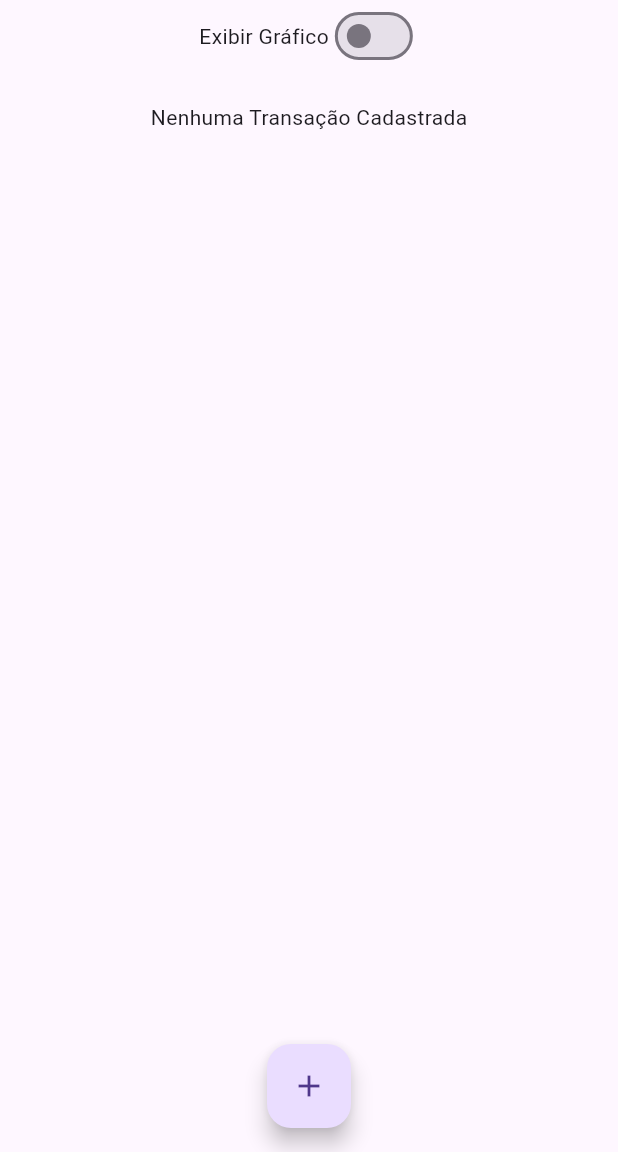
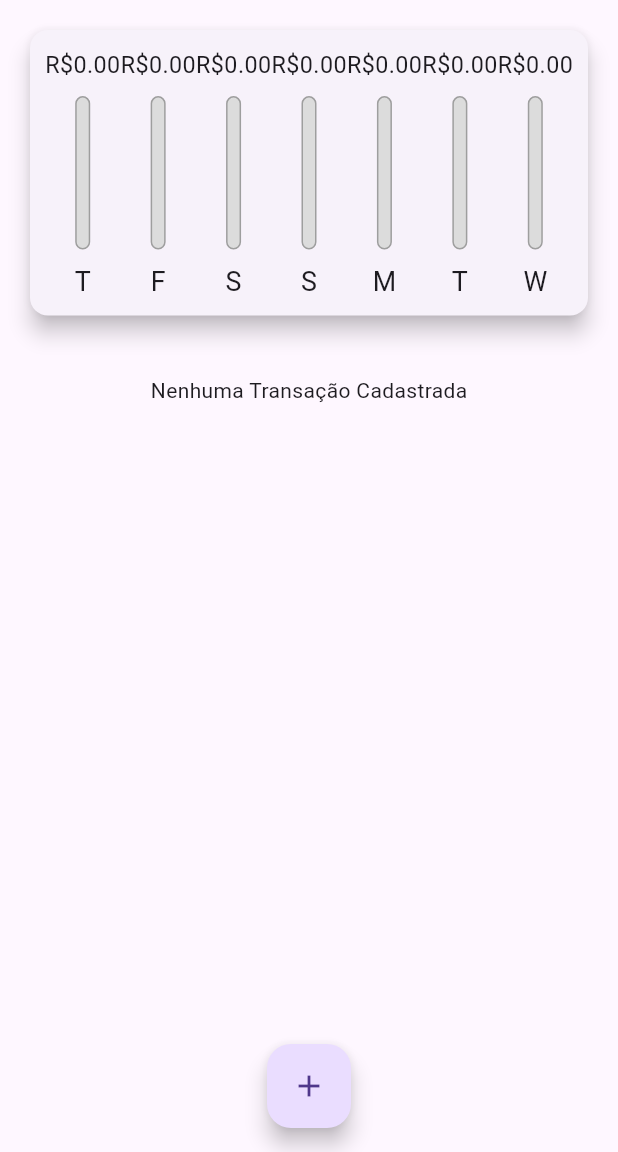
Before and after one commit to wendelfilipe/Flutter, a Flutter app: the screen it shows after launch, on a phone screen of 412 x 824 dp, the part 84-1236 px from its top. Run offline on Flutter 3.47's test engine with Material 3 defaults, Android fonts, the phone set to English and light mode, and no system bars; missing offline and left inert: dart:ffi; Roboto replaces fonts that are missing (OpenSans).

Commit message:
update master

```diff
--- a/lib/components/transaction_list.dart
+++ b/lib/components/transaction_list.dart
@@ -11,15 +11,17 @@
   @override
   Widget build(BuildContext context) {
     return transactions.isEmpty
-        ? const Column(
+        ? LayoutBuilder(builder: (context, constraints) {
+            return const Column(
               children: <Widget>[
                 SizedBox(height: 20),
                 Text('Nenhuma Transação Cadastrada')
               ],
-          )
+            );
+          })
         : ListView.builder(
             itemCount: transactions.length,
-            itemBuilder: (ctx, index){
+            itemBuilder: (ctx, index) {
               final tr = transactions[index];
               return Card(
                 elevation: 5,
--- a/lib/main.dart
+++ b/lib/main.dart
@@ -101,12 +101,23 @@
 
   @override
   Widget build(BuildContext context) {
+    bool isLandScape =
+        MediaQuery.of(context).orientation == Orientation.landscape;
+
     final appBar = AppBar(
       title: const Text('Despesas Pessoais'),
       actions: <Widget>[
+        if (isLandScape)
+          IconButton(
+              onPressed: () {
+                setState(() {
+                  _showChart = !_showChart;
+                });
+              },
+              icon: Icon(_showChart ? Icons.list : Icons.show_chart)),
         IconButton(
             onPressed: () => _openTransactionFormModal(context),
-            icon: const Icon(Icons.add))
+            icon: const Icon(Icons.add)),
       ],
       backgroundColor: Theme.of(context).primaryColor,
     );
@@ -121,24 +132,25 @@
         child: Column(
           crossAxisAlignment: CrossAxisAlignment.stretch,
           children: [
+            if (isLandScape)
               Row(
                 mainAxisAlignment: MainAxisAlignment.center,
                 children: [
                   const Text("Exibir Gráfico"),
                   Switch(
                       value: _showChart,
-                  onChanged: (value){
+                      onChanged: (value) {
                         setState(() {
                           _showChart = value;
                         });
                       }),
                 ],
               ),
-            if(_showChart)
+            if (_showChart || !isLandScape)
               Container(
-                height: availableHeight * 0.3,
+                  height: availableHeight * (isLandScape ? 0.7 : 0.3),
                   child: Chart(_recentTransactions)),
-            if(!_showChart)
+            if (!_showChart || !isLandScape)
               Container(
                   height: availableHeight * 0.7,
                   child: TransactionList(_transactions, _removeTransation)),
```
Lines whose indentation alone changed are shown as unchanged.
